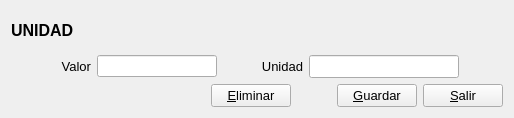
Before: the Qt Designer form Facturacion/unidad.ui in radtek/manager, drawn with Qt 5.
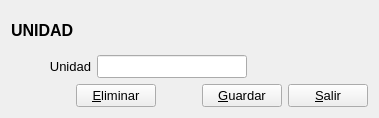
After: the same form once the commit is applied. Icons and pictures are not drawn. Custom widgets are drawn as their Qt base class.

What changed in the file:
```diff
--- a/Facturacion/unidad.ui
+++ b/Facturacion/unidad.ui
@@ -6,7 +6,7 @@
    <rect>
     <x>0</x>
     <y>0</y>
-    <width>514</width>
+    <width>379</width>
     <height>118</height>
    </rect>
   </property>
@@ -47,49 +47,6 @@
    </item>
    <item>
     <layout class="QHBoxLayout" name="horizontalLayout_2">
-     <item>
-      <widget class="QLabel" name="label">
-       <property name="minimumSize">
-        <size>
-         <width>80</width>
-         <height>0</height>
-        </size>
-       </property>
-       <property name="maximumSize">
-        <size>
-         <width>80</width>
-         <height>16777215</height>
-        </size>
-       </property>
-       <property name="font">
-        <font>
-         <pointsize>10</pointsize>
-        </font>
-       </property>
-       <property name="text">
-        <string>Valor</string>
-       </property>
-       <property name="alignment">
-        <set>Qt::AlignRight|Qt::AlignTrailing|Qt::AlignVCenter</set>
-       </property>
-      </widget>
-     </item>
-     <item>
-      <widget class="LineEdit" name="lineEdit">
-       <property name="minimumSize">
-        <size>
-         <width>120</width>
-         <height>0</height>
-        </size>
-       </property>
-       <property name="maximumSize">
-        <size>
-         <width>120</width>
-         <height>16777215</height>
-        </size>
-       </property>
-      </widget>
-     </item>
      <item>
       <widget class="QLabel" name="label_unidad">
        <property name="minimumSize">
@@ -248,13 +205,6 @@
    </item>
   </layout>
  </widget>
- <customwidgets>
-  <customwidget>
-   <class>LineEdit</class>
-   <extends>QLineEdit</extends>
-   <header location="global">lineedit.h</header>
-  </customwidget>
- </customwidgets>
  <tabstops>
   <tabstop>lineEdit_unidad</tabstop>
   <tabstop>pushButton_eliminar</tabstop>
```
